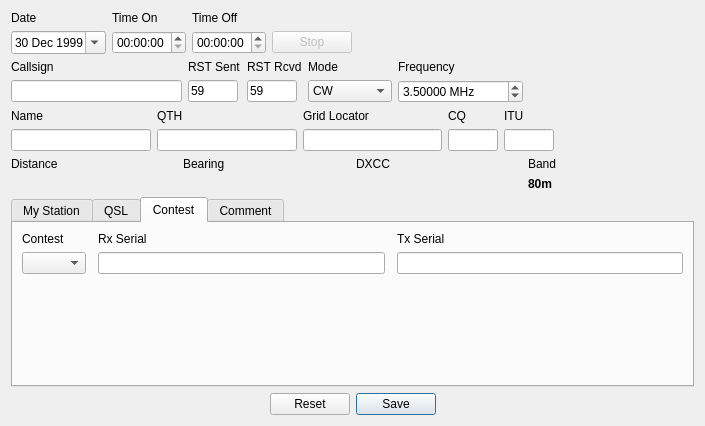
Qt form ui/newcontactwidget.ui (7h0ma5/OpenShack) before a commit.
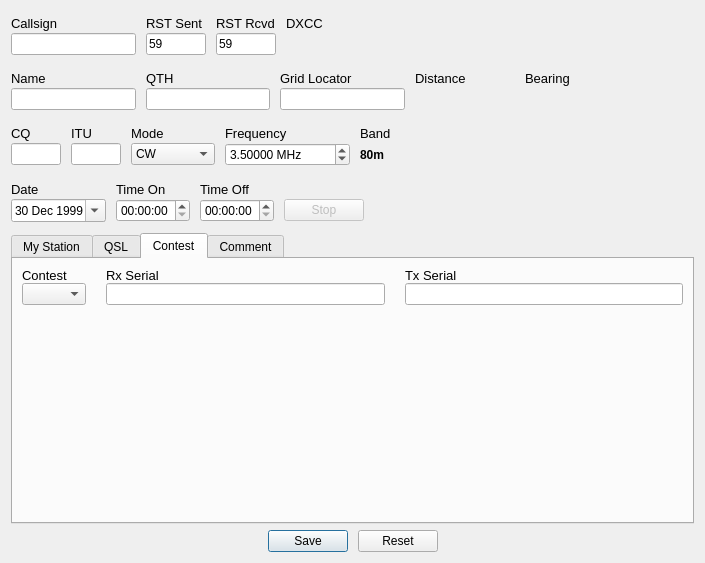
The same form after that commit. The open tabs and pages were chosen to show the change.

Commit message: reorganize new contact widget

Diff of the .ui file:
```diff
--- a/ui/newcontactwidget.ui
+++ b/ui/newcontactwidget.ui
@@ -7,7 +7,7 @@
     <x>0</x>
     <y>0</y>
     <width>705</width>
-    <height>426</height>
+    <height>563</height>
    </rect>
   </property>
   <property name="sizePolicy">
@@ -19,123 +19,32 @@
   <property name="windowTitle">
    <string notr="true">Form</string>
   </property>
-  <layout class="QVBoxLayout" name="verticalLayout">
-   <item>
-    <layout class="QGridLayout" name="gridLayout">
+  <layout class="QGridLayout" name="gridLayout_10">
+   <item row="0" column="0">
+    <layout class="QGridLayout" name="gridLayout_6">
+     <property name="topMargin">
+      <number>5</number>
+     </property>
+     <property name="bottomMargin">
+      <number>5</number>
+     </property>
+     <property name="horizontalSpacing">
+      <number>10</number>
+     </property>
+     <property name="verticalSpacing">
+      <number>2</number>
+     </property>
      <item row="0" column="3">
-      <widget class="QLabel" name="timeOffLabel">
-       <property name="text">
-        <string>Time Off</string>
+      <widget class="QLabel" name="dxccLabel">
+       <property name="font">
+        <font>
+         <pointsize>10</pointsize>
+         <weight>50</weight>
+         <bold>false</bold>
+        </font>
        </property>
-      </widget>
-     </item>
-     <item row="1" column="2">
-      <widget class="QTimeEdit" name="timeOnEdit">
-       <property name="focusPolicy">
-        <enum>Qt::NoFocus</enum>
-       </property>
-       <property name="displayFormat">
-        <string notr="true">hh:mm:ss</string>
-       </property>
-       <property name="calendarPopup">
-        <bool>true</bool>
-       </property>
-       <property name="timeSpec">
-        <enum>Qt::UTC</enum>
-       </property>
-      </widget>
-     </item>
-     <item row="1" column="3">
-      <widget class="QTimeEdit" name="timeOffEdit">
-       <property name="focusPolicy">
-        <enum>Qt::NoFocus</enum>
-       </property>
-       <property name="displayFormat">
-        <string notr="true">hh:mm:ss</string>
-       </property>
-       <property name="timeSpec">
-        <enum>Qt::UTC</enum>
-       </property>
-      </widget>
-     </item>
-     <item row="1" column="5">
-      <spacer name="horizontalSpacer">
-       <property name="orientation">
-        <enum>Qt::Horizontal</enum>
-       </property>
-       <property name="sizeHint" stdset="0">
-        <size>
-         <width>40</width>
-         <height>20</height>
-        </size>
-       </property>
-      </spacer>
-     </item>
-     <item row="0" column="1">
-      <widget class="QLabel" name="dateLabel">
        <property name="text">
-        <string>Date</string>
-       </property>
-      </widget>
-     </item>
-     <item row="0" column="2">
-      <widget class="QLabel" name="timeOnLabel">
-       <property name="text">
-        <string>Time On</string>
-       </property>
-      </widget>
-     </item>
-     <item row="1" column="1">
-      <widget class="QDateEdit" name="dateEdit">
-       <property name="focusPolicy">
-        <enum>Qt::NoFocus</enum>
-       </property>
-       <property name="dateTime">
-        <datetime>
-         <hour>15</hour>
-         <minute>0</minute>
-         <second>0</second>
-         <year>1999</year>
-         <month>12</month>
-         <day>30</day>
-        </datetime>
-       </property>
-       <property name="calendarPopup">
-        <bool>true</bool>
-       </property>
-       <property name="timeSpec">
-        <enum>Qt::UTC</enum>
-       </property>
-      </widget>
-     </item>
-     <item row="1" column="4">
-      <widget class="QPushButton" name="stopContactTimerButton">
-       <property name="enabled">
-        <bool>false</bool>
-       </property>
-       <property name="focusPolicy">
-        <enum>Qt::NoFocus</enum>
-       </property>
-       <property name="text">
-        <string>Stop</string>
-       </property>
-      </widget>
-     </item>
-    </layout>
-   </item>
-   <item>
-    <layout class="QGridLayout" name="gridLayout_2">
-     <item row="0" column="1">
-      <widget class="QLabel" name="rstSentLabel">
-       <property name="text">
-        <string>RST Sent</string>
-       </property>
-      </widget>
-     </item>
-     <item row="0" column="2">
-      <widget class="QLabel" name="rstRcvdLabel">
-       <property name="text">
-        <string>RST Rcvd</string>
+        <string>DXCC</string>
        </property>
       </widget>
      </item>
@@ -149,7 +58,7 @@
        </property>
        <property name="maximumSize">
         <size>
-         <width>50</width>
+         <width>60</width>
          <height>16777215</height>
         </size>
        </property>
@@ -161,6 +70,31 @@
        </property>
       </widget>
      </item>
+     <item row="1" column="0">
+      <widget class="QLineEdit" name="callsignEdit">
+       <property name="sizePolicy">
+        <sizepolicy hsizetype="Fixed" vsizetype="Fixed">
+         <horstretch>0</horstretch>
+         <verstretch>0</verstretch>
+        </sizepolicy>
+       </property>
+       <property name="maximumSize">
+        <size>
+         <width>300</width>
+         <height>16777215</height>
+        </size>
+       </property>
+       <property name="font">
+        <font>
+         <weight>75</weight>
+         <bold>true</bold>
+        </font>
+       </property>
+       <property name="maxLength">
+        <number>25</number>
+       </property>
+      </widget>
+     </item>
      <item row="1" column="1">
       <widget class="QLineEdit" name="rstSentEdit">
        <property name="sizePolicy">
@@ -171,7 +105,7 @@
        </property>
        <property name="maximumSize">
         <size>
-         <width>50</width>
+         <width>60</width>
          <height>16777215</height>
         </size>
        </property>
@@ -183,14 +117,243 @@
        </property>
       </widget>
      </item>
+     <item row="0" column="0">
+      <widget class="QLabel" name="callsignLabel">
+       <property name="font">
+        <font>
+         <pointsize>10</pointsize>
+         <weight>50</weight>
+         <bold>false</bold>
+        </font>
+       </property>
+       <property name="text">
+        <string>Callsign</string>
+       </property>
+      </widget>
+     </item>
+     <item row="0" column="1">
+      <widget class="QLabel" name="rstSentLabel">
+       <property name="font">
+        <font>
+         <pointsize>10</pointsize>
+         <weight>50</weight>
+         <bold>false</bold>
+        </font>
+       </property>
+       <property name="text">
+        <string>RST Sent</string>
+       </property>
+      </widget>
+     </item>
+     <item row="0" column="2">
+      <widget class="QLabel" name="rstRcvdLabel">
+       <property name="font">
+        <font>
+         <pointsize>10</pointsize>
+         <weight>50</weight>
+         <bold>false</bold>
+        </font>
+       </property>
+       <property name="text">
+        <string>RST Rcvd</string>
+       </property>
+      </widget>
+     </item>
+     <item row="1" column="6">
+      <spacer name="horizontalSpacer_5">
+       <property name="orientation">
+        <enum>Qt::Horizontal</enum>
+       </property>
+       <property name="sizeHint" stdset="0">
+        <size>
+         <width>40</width>
+         <height>20</height>
+        </size>
+       </property>
+      </spacer>
+     </item>
+     <item row="1" column="3">
+      <widget class="QLabel" name="dxccInfo">
+       <property name="font">
+        <font>
+         <weight>75</weight>
+         <bold>true</bold>
+        </font>
+       </property>
+       <property name="text">
+        <string notr="true"/>
+       </property>
+      </widget>
+     </item>
+    </layout>
+   </item>
+   <item row="1" column="0">
+    <layout class="QGridLayout" name="gridLayout_3">
+     <property name="topMargin">
+      <number>5</number>
+     </property>
+     <property name="bottomMargin">
+      <number>5</number>
+     </property>
+     <property name="horizontalSpacing">
+      <number>10</number>
+     </property>
+     <property name="verticalSpacing">
+      <number>2</number>
+     </property>
+     <item row="1" column="3">
+      <widget class="QLabel" name="distanceInfo">
+       <property name="minimumSize">
+        <size>
+         <width>100</width>
+         <height>0</height>
+        </size>
+       </property>
+       <property name="font">
+        <font>
+         <weight>75</weight>
+         <bold>true</bold>
+        </font>
+       </property>
+       <property name="text">
+        <string notr="true"/>
+       </property>
+      </widget>
+     </item>
+     <item row="0" column="0">
+      <widget class="QLabel" name="nameLabel">
+       <property name="font">
+        <font>
+         <pointsize>10</pointsize>
+         <weight>50</weight>
+         <bold>false</bold>
+        </font>
+       </property>
+       <property name="text">
+        <string>Name</string>
+       </property>
+      </widget>
+     </item>
+     <item row="1" column="2">
+      <widget class="QLineEdit" name="gridEdit">
+       <property name="maxLength">
+        <number>12</number>
+       </property>
+      </widget>
+     </item>
+     <item row="0" column="2">
+      <widget class="QLabel" name="gridLabel">
+       <property name="font">
+        <font>
+         <pointsize>10</pointsize>
+         <weight>50</weight>
+         <bold>false</bold>
+        </font>
+       </property>
+       <property name="text">
+        <string>Grid Locator</string>
+       </property>
+      </widget>
+     </item>
+     <item row="0" column="1">
+      <widget class="QLabel" name="qthLabel">
+       <property name="font">
+        <font>
+         <pointsize>10</pointsize>
+         <weight>50</weight>
+         <bold>false</bold>
+        </font>
+       </property>
+       <property name="text">
+        <string>QTH</string>
+       </property>
+      </widget>
+     </item>
+     <item row="1" column="0">
+      <widget class="QLineEdit" name="nameEdit">
+       <property name="maxLength">
+        <number>50</number>
+       </property>
+      </widget>
+     </item>
+     <item row="1" column="1">
+      <widget class="QLineEdit" name="qthEdit">
+       <property name="maxLength">
+        <number>75</number>
+       </property>
+      </widget>
+     </item>
+     <item row="1" column="6">
+      <spacer name="horizontalSpacer_3">
+       <property name="orientation">
+        <enum>Qt::Horizontal</enum>
+       </property>
+       <property name="sizeHint" stdset="0">
+        <size>
+         <width>40</width>
+         <height>20</height>
+        </size>
+       </property>
+      </spacer>
+     </item>
+     <item row="1" column="4">
+      <widget class="QLabel" name="bearingInfo">
+       <property name="font">
+        <font>
+         <weight>75</weight>
+         <bold>true</bold>
+        </font>
+       </property>
+       <property name="text">
+        <string notr="true"/>
+       </property>
+      </widget>
+     </item>
      <item row="0" column="3">
-      <widget class="QLabel" name="modeLabel">
+      <widget class="QLabel" name="distanceLabel">
+       <property name="font">
+        <font>
+         <pointsize>10</pointsize>
+         <weight>50</weight>
+         <bold>false</bold>
+        </font>
+       </property>
        <property name="text">
-        <string>Mode</string>
+        <string>Distance</string>
        </property>
       </widget>
      </item>
-     <item row="1" column="3">
+     <item row="0" column="4">
+      <widget class="QLabel" name="bearingLabel">
+       <property name="font">
+        <font>
+         <pointsize>10</pointsize>
+         <weight>50</weight>
+         <bold>false</bold>
+        </font>
+       </property>
+       <property name="text">
+        <string>Bearing</string>
+       </property>
+      </widget>
+     </item>
+    </layout>
+   </item>
+   <item row="2" column="0">
+    <layout class="QGridLayout" name="gridLayout_2">
+     <property name="topMargin">
+      <number>5</number>
+     </property>
+     <property name="bottomMargin">
+      <number>5</number>
+     </property>
+     <property name="horizontalSpacing">
+      <number>10</number>
+     </property>
+     <property name="verticalSpacing">
+      <number>2</number>
+     </property>
+     <item row="1" column="2">
       <widget class="QComboBox" name="modeEdit">
        <item>
         <property name="text">
@@ -325,20 +488,114 @@
       </widget>
      </item>
      <item row="0" column="0">
-      <widget class="QLabel" name="callsignLabel">
+      <widget class="QLabel" name="cqLabel">
+       <property name="font">
+        <font>
+         <pointsize>10</pointsize>
+         <weight>50</weight>
+         <bold>false</bold>
+        </font>
+       </property>
        <property name="text">
-        <string>Callsign</string>
+        <string>CQ</string>
+       </property>
+      </widget>
+     </item>
+     <item row="0" column="2">
+      <widget class="QLabel" name="modeLabel">
+       <property name="font">
+        <font>
+         <pointsize>10</pointsize>
+         <weight>50</weight>
+         <bold>false</bold>
+        </font>
+       </property>
+       <property name="text">
+        <string>Mode</string>
        </property>
       </widget>
      </item>
      <item row="0" column="4">
+      <widget class="QLabel" name="bandLabel">
+       <property name="font">
+        <font>
+         <pointsize>10</pointsize>
+         <weight>50</weight>
+         <bold>false</bold>
+        </font>
+       </property>
+       <property name="text">
+        <string>Band</string>
+       </property>
+      </widget>
+     </item>
+     <item row="0" column="1">
+      <widget class="QLabel" name="ituLabel">
+       <property name="font">
+        <font>
+         <pointsize>10</pointsize>
+         <weight>50</weight>
+         <bold>false</bold>
+        </font>
+       </property>
+       <property name="text">
+        <string>ITU</string>
+       </property>
+      </widget>
+     </item>
+     <item row="0" column="3">
       <widget class="QLabel" name="frequencyLabel">
+       <property name="font">
+        <font>
+         <pointsize>10</pointsize>
+         <weight>50</weight>
+         <bold>false</bold>
+        </font>
+       </property>
        <property name="text">
         <string>Frequency</string>
        </property>
       </widget>
      </item>
-     <item row="1" column="4">
+     <item row="1" column="0">
+      <widget class="QLineEdit" name="cqEdit">
+       <property name="sizePolicy">
+        <sizepolicy hsizetype="Fixed" vsizetype="Fixed">
+         <horstretch>0</horstretch>
+         <verstretch>0</verstretch>
+        </sizepolicy>
+       </property>
+       <property name="maximumSize">
+        <size>
+         <width>50</width>
+         <height>16777215</height>
+        </size>
+       </property>
+       <property name="maxLength">
+        <number>2</number>
+       </property>
+      </widget>
+     </item>
+     <item row="1" column="1">
+      <widget class="QLineEdit" name="ituEdit">
+       <property name="sizePolicy">
+        <sizepolicy hsizetype="Fixed" vsizetype="Fixed">
+         <horstretch>0</horstretch>
+         <verstretch>0</verstretch>
+        </sizepolicy>
+       </property>
+       <property name="maximumSize">
+        <size>
+         <width>50</width>
+         <height>16777215</height>
+        </size>
+       </property>
+       <property name="maxLength">
+        <number>2</number>
+       </property>
+      </widget>
+     </item>
+     <item row="1" column="3">
       <widget class="QDoubleSpinBox" name="frequencyEdit">
        <property name="suffix">
         <string notr="true"> MHz</string>
@@ -357,168 +614,7 @@
        </property>
       </widget>
      </item>
-     <item row="1" column="5">
-      <spacer name="horizontalSpacer_2">
-       <property name="orientation">
-        <enum>Qt::Horizontal</enum>
-       </property>
-       <property name="sizeHint" stdset="0">
-        <size>
-         <width>40</width>
-         <height>20</height>
-        </size>
-       </property>
-      </spacer>
-     </item>
-     <item row="1" column="0">
-      <widget class="QLineEdit" name="callsignEdit">
-       <property name="font">
-        <font>
-         <weight>75</weight>
-         <bold>true</bold>
-        </font>
-       </property>
-       <property name="maxLength">
-        <number>25</number>
-       </property>
-      </widget>
-     </item>
-    </layout>
-   </item>
-   <item>
-    <layout class="QGridLayout" name="gridLayout_3">
-     <item row="0" column="0">
-      <widget class="QLabel" name="nameLabel">
-       <property name="text">
-        <string>Name</string>
-       </property>
-      </widget>
-     </item>
-     <item row="1" column="2">
-      <widget class="QLineEdit" name="gridEdit">
-       <property name="maxLength">
-        <number>12</number>
-       </property>
-      </widget>
-     </item>
-     <item row="1" column="3">
-      <widget class="QLineEdit" name="cqEdit">
-       <property name="sizePolicy">
-        <sizepolicy hsizetype="Fixed" vsizetype="Fixed">
-         <horstretch>0</horstretch>
-         <verstretch>0</verstretch>
-        </sizepolicy>
-       </property>
-       <property name="maximumSize">
-        <size>
-         <width>50</width>
-         <height>16777215</height>
-        </size>
-       </property>
-       <property name="maxLength">
-        <number>2</number>
-       </property>
-      </widget>
-     </item>
-     <item row="0" column="2">
-      <widget class="QLabel" name="gridLabel">
-       <property name="text">
-        <string>Grid Locator</string>
-       </property>
-      </widget>
-     </item>
-     <item row="0" column="1">
-      <widget class="QLabel" name="qthLabel">
-       <property name="text">
-        <string>QTH</string>
-       </property>
-      </widget>
-     </item>
-     <item row="1" column="0">
-      <widget class="QLineEdit" name="nameEdit">
-       <property name="maxLength">
-        <number>50</number>
-       </property>
-      </widget>
-     </item>
-     <item row="1" column="1">
-      <widget class="QLineEdit" name="qthEdit">
-       <property name="maxLength">
-        <number>75</number>
-       </property>
-      </widget>
-     </item>
      <item row="1" column="4">
-      <widget class="QLineEdit" name="ituEdit">
-       <property name="sizePolicy">
-        <sizepolicy hsizetype="Fixed" vsizetype="Fixed">
-         <horstretch>0</horstretch>
-         <verstretch>0</verstretch>
-        </sizepolicy>
-       </property>
-       <property name="maximumSize">
-        <size>
-         <width>50</width>
-         <height>16777215</height>
-        </size>
-       </property>
-       <property name="maxLength">
-        <number>2</number>
-       </property>
-      </widget>
-     </item>
-     <item row="0" column="3">
-      <widget class="QLabel" name="cqLabel">
-       <property name="text">
-        <string>CQ</string>
-       </property>
-      </widget>
-     </item>
-     <item row="0" column="4">
-      <widget class="QLabel" name="ituLabel">
-       <property name="text">
-        <string>ITU</string>
-       </property>
-      </widget>
-     </item>
-     <item row="1" column="5">
-      <spacer name="horizontalSpacer_3">
-       <property name="orientation">
-        <enum>Qt::Horizontal</enum>
-       </property>
-       <property name="sizeHint" stdset="0">
-        <size>
-         <width>40</width>
-         <height>20</height>
-        </size>
-       </property>
-      </spacer>
-     </item>
-    </layout>
-   </item>
-   <item>
-    <layout class="QGridLayout" name="gridLayout_6">
-     <item row="0" column="2">
-      <widget class="QLabel" name="dxccLabel">
-       <property name="font">
-        <font>
-         <weight>50</weight>
-         <bold>false</bold>
-        </font>
-       </property>
-       <property name="text">
-        <string>DXCC</string>
-       </property>
-      </widget>
-     </item>
-     <item row="0" column="3">
-      <widget class="QLabel" name="bandLabel">
-       <property name="text">
-        <string>Band</string>
-       </property>
-      </widget>
-     </item>
-     <item row="1" column="3">
       <widget class="QLabel" name="bandText">
        <property name="font">
         <font>
@@ -531,74 +627,158 @@
        </property>
       </widget>
      </item>
+     <item row="1" column="5">
+      <spacer name="horizontalSpacer_2">
+       <property name="orientation">
+        <enum>Qt::Horizontal</enum>
+       </property>
+       <property name="sizeHint" stdset="0">
+        <size>
+         <width>40</width>
+         <height>20</height>
+        </size>
+       </property>
+      </spacer>
+     </item>
+    </layout>
+   </item>
+   <item row="3" column="0">
+    <layout class="QGridLayout" name="gridLayout">
+     <property name="topMargin">
+      <number>5</number>
+     </property>
+     <property name="bottomMargin">
+      <number>5</number>
+     </property>
+     <property name="horizontalSpacing">
+      <number>10</number>
+     </property>
+     <property name="verticalSpacing">
+      <number>2</number>
+     </property>
+     <item row="0" column="3">
+      <widget class="QLabel" name="timeOffLabel">
+       <property name="font">
+        <font>
+         <pointsize>10</pointsize>
+         <weight>50</weight>
+         <bold>false</bold>
+        </font>
+       </property>
+       <property name="text">
+        <string>Time Off</string>
+       </property>
+      </widget>
+     </item>
      <item row="1" column="2">
-      <widget class="QLabel" name="dxccInfo">
-       <property name="font">
-        <font>
-         <weight>75</weight>
-         <bold>true</bold>
-        </font>
+      <widget class="QTimeEdit" name="timeOnEdit">
+       <property name="focusPolicy">
+        <enum>Qt::NoFocus</enum>
        </property>
-       <property name="text">
-        <string notr="true"/>
+       <property name="displayFormat">
+        <string notr="true">hh:mm:ss</string>
        </property>
+       <property name="calendarPopup">
+        <bool>true</bool>
+       </property>
+       <property name="timeSpec">
+        <enum>Qt::UTC</enum>
+       </property>
       </widget>
      </item>
-     <item row="1" column="0">
-      <widget class="QLabel" name="distanceInfo">
-       <property name="minimumSize">
+     <item row="1" column="3">
+      <widget class="QTimeEdit" name="timeOffEdit">
+       <property name="focusPolicy">
+        <enum>Qt::NoFocus</enum>
+       </property>
+       <property name="displayFormat">
+        <string notr="true">hh:mm:ss</string>
+       </property>
+       <property name="timeSpec">
+        <enum>Qt::UTC</enum>
+       </property>
+      </widget>
+     </item>
+     <item row="1" column="5">
+      <spacer name="horizontalSpacer">
+       <property name="orientation">
+        <enum>Qt::Horizontal</enum>
+       </property>
+       <property name="sizeHint" stdset="0">
         <size>
-         <width>100</width>
-         <height>0</height>
+         <width>40</width>
+         <height>20</height>
         </size>
        </property>
-       <property name="font">
-        <font>
-         <weight>75</weight>
-         <bold>true</bold>
-        </font>
-       </property>
-       <property name="text">
-        <string notr="true"/>
-       </property>
-      </widget>
-     </item>
-     <item row="1" column="1">
-      <widget class="QLabel" name="bearingInfo">
-       <property name="font">
-        <font>
-         <weight>75</weight>
-         <bold>true</bold>
-        </font>
-       </property>
-       <property name="text">
-        <string notr="true"/>
-       </property>
-      </widget>
-     </item>
-     <item row="0" column="0">
-      <widget class="QLabel" name="distanceLabel">
-       <property name="font">
-        <font>
-         <weight>50</weight>
-         <bold>false</bold>
-        </font>
-       </property>
-       <property name="text">
-        <string>Distance</string>
-       </property>
-      </widget>
+      </spacer>
      </item>
      <item row="0" column="1">
-      <widget class="QLabel" name="bearingLabel">
+      <widget class="QLabel" name="dateLabel">
+       <property name="font">
+        <font>
+         <pointsize>10</pointsize>
+         <weight>50</weight>
+         <bold>false</bold>
+        </font>
+       </property>
        <property name="text">
-        <string>Bearing</string>
+        <string>Date</string>
+       </property>
+      </widget>
+     </item>
+     <item row="0" column="2">
+      <widget class="QLabel" name="timeOnLabel">
+       <property name="font">
+        <font>
+         <pointsize>10</pointsize>
+         <weight>50</weight>
+         <bold>false</bold>
+        </font>
+       </property>
+       <property name="text">
+        <string>Time On</string>
+       </property>
+      </widget>
+     </item>
+     <item row="1" column="1">
+      <widget class="QDateEdit" name="dateEdit">
+       <property name="focusPolicy">
+        <enum>Qt::NoFocus</enum>
+       </property>
+       <property name="dateTime">
+        <datetime>
+         <hour>13</hour>
+         <minute>0</minute>
+         <second>0</second>
+         <year>1999</year>
+         <month>12</month>
+         <day>30</day>
+        </datetime>
+       </property>
+       <property name="calendarPopup">
+        <bool>true</bool>
+       </property>
+       <property name="timeSpec">
+        <enum>Qt::UTC</enum>
+       </property>
+      </widget>
+     </item>
+     <item row="1" column="4">
+      <widget class="QPushButton" name="stopContactTimerButton">
+       <property name="enabled">
+        <bool>false</bool>
+       </property>
+       <property name="focusPolicy">
+        <enum>Qt::NoFocus</enum>
+       </property>
+       <property name="text">
+        <string>Stop</string>
        </property>
       </widget>
      </item>
     </layout>
    </item>
-   <item>
+   <item row="4" column="0">
     <widget class="QTabWidget" name="tabWidget">
      <property name="currentIndex">
       <number>0</number>
@@ -736,11 +916,22 @@
        <string>Contest</string>
       </attribute>
       <layout class="QGridLayout" name="gridLayout_5">
+       <property name="horizontalSpacing">
+        <number>10</number>
+       </property>
+       <property name="verticalSpacing">
+        <number>0</number>
+       </property>
        <item row="3" column="2">
         <widget class="QLineEdit" name="lineEdit_3"/>
        </item>
        <item row="0" column="2">
         <widget class="QLabel" name="label_3">
+         <property name="font">
+          <font>
+           <pointsize>10</pointsize>
+          </font>
+         </property>
          <property name="text">
           <string>Rx Serial</string>
          </property>
@@ -748,6 +939,11 @@
        </item>
        <item row="0" column="0">
         <widget class="QLabel" name="label_4">
+         <property name="font">
+          <font>
+           <pointsize>10</pointsize>
+          </font>
+         </property>
          <property name="text">
           <string>Contest</string>
          </property>
@@ -769,6 +965,11 @@
        </item>
        <item row="0" column="4">
         <widget class="QLabel" name="label_2">
+         <property name="font">
+          <font>
+           <pointsize>10</pointsize>
+          </font>
+         </property>
          <property name="text">
           <string>Tx Serial</string>
          </property>
@@ -804,10 +1005,13 @@
      </widget>
     </widget>
    </item>
-   <item>
-    <layout class="QHBoxLayout" name="horizontalLayout">
-     <item>
-      <spacer name="horizontalSpacer_5">
+   <item row="5" column="0">
+    <layout class="QGridLayout" name="gridLayout_8">
+     <property name="horizontalSpacing">
+      <number>10</number>
+     </property>
+     <item row="0" column="0">
+      <spacer name="horizontalSpacer_6">
        <property name="orientation">
         <enum>Qt::Horizontal</enum>
        </property>
@@ -819,14 +1023,14 @@
        </property>
       </spacer>
      </item>
-     <item>
+     <item row="0" column="2">
       <widget class="QPushButton" name="resetButton">
        <property name="text">
         <string>Reset</string>
        </property>
       </widget>
      </item>
-     <item>
+     <item row="0" column="1">
       <widget class="QPushButton" name="saveButton">
        <property name="text">
         <string>Save</string>
@@ -836,8 +1040,8 @@
        </property>
       </widget>
      </item>
-     <item>
-      <spacer name="horizontalSpacer_6">
+     <item row="0" column="3">
+      <spacer name="horizontalSpacer_7">
        <property name="orientation">
         <enum>Qt::Horizontal</enum>
        </property>
```
Left out of the diff: 31 changed lines with no effect on the pictures.
